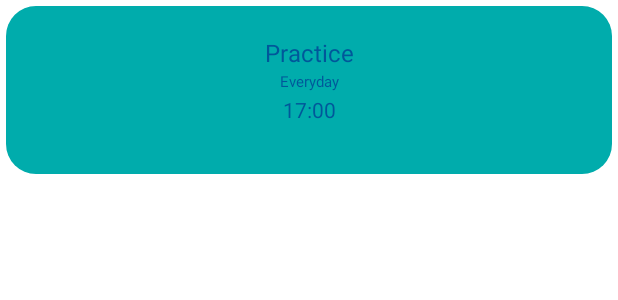
After one commit to chinchillas03/Practica8_Digimind, an Android app: the layout task_view.xml on its own in the app's theme, with its tools: preview values and no code run, on a phone screen of 412 x 824 dp. The commit adds this screen. Shown: the top 300 px of the screen. Run offline under Robolectric (Android 15) with nearby library versions, the phone set to English and light mode, and no system bars.

Commit message:
Práctica 8.1 Digimind 2

```diff
--- /dev/null
+++ b/app/src/main/java/chinchillas/diego/mydigimind/ui/Task.kt
@@ -0,0 +1,3 @@
+package chinchillas.diego.mydigimind.ui
+
+data class Task ( var title: String, var days: ArrayList<String>, var time: String)
--- /dev/null
+++ b/app/src/main/res/drawable/fondo.xml
@@ -0,0 +1,11 @@
+<?xml version="1.0" encoding="utf-8"?>
+<selector xmlns:android="http://schemas.android.com/apk/res/android">
+
+    <item>
+        <shape android:shape="rectangle">
+            <solid android:color="@color/teal_200"/>
+            <corners android:radius="20dp"/>
+        </shape>
+    </item>
+
+</selector>
--- /dev/null
+++ b/app/src/main/res/layout/task_view.xml
@@ -0,0 +1,48 @@
+<?xml version="1.0" encoding="utf-8"?>
+<LinearLayout xmlns:android="http://schemas.android.com/apk/res/android"
+    android:orientation="vertical"
+    android:layout_width="match_parent"
+    android:padding="4dp"
+    android:layout_height="120dp">
+
+    <LinearLayout
+        android:layout_width="match_parent"
+        android:layout_height="match_parent"
+        android:paddingVertical="20dp"
+        android:background="@drawable/fondo"
+        android:orientation="vertical"
+        >
+
+        <TextView
+            android:id="@+id/tv_title"
+            android:layout_width="match_parent"
+            android:layout_height="wrap_content"
+            android:gravity="center"
+            android:textSize="16sp"
+            android:textColor="@color/navy_blue"
+            android:text="Practice"
+            />
+
+        <TextView
+            android:id="@+id/tv_days"
+            android:layout_width="match_parent"
+            android:layout_height="17dp"
+            android:text="Everyday"
+            android:textSize="10sp"
+            android:textColor="@color/navy_blue"
+            android:gravity="center"
+            />
+
+        <TextView
+            android:id="@+id/tv_time"
+            android:layout_width="match_parent"
+            android:layout_height="wrap_content"
+            android:text="17:00"
+            android:textSize="14sp"
+            android:textColor="@color/navy_blue"
+            android:gravity="center"
+            />
+
+    </LinearLayout>
+
+</LinearLayout>
--- a/app/src/main/res/values-night/themes.xml
+++ b/app/src/main/res/values-night/themes.xml
@@ -2,8 +2,8 @@
     <!-- Base application theme. -->
     <style name="Theme.MyDigimind" parent="Theme.MaterialComponents.DayNight.DarkActionBar">
         <!-- Primary brand color. -->
-        <item name="colorPrimary">@color/purple_200</item>
-        <item name="colorPrimaryVariant">@color/purple_700</item>
+        <item name="colorPrimary">@color/teal_200</item>
+        <item name="colorPrimaryVariant">@color/teal_700</item>
         <item name="colorOnPrimary">@color/black</item>
         <!-- Secondary brand color. -->
         <item name="colorSecondary">@color/teal_200</item>
```
Also changed, not shown: app/src/main/java/chinchillas/diego/mydigimind/ui/dashboard/DashboardFragment.kt (+68 -5 lines), app/src/main/java/chinchillas/diego/mydigimind/ui/home/HomeFragment.kt (+69 -3 lines), app/src/main/res/layout/fragment_dashboard.xml (+10 -0 lines).
